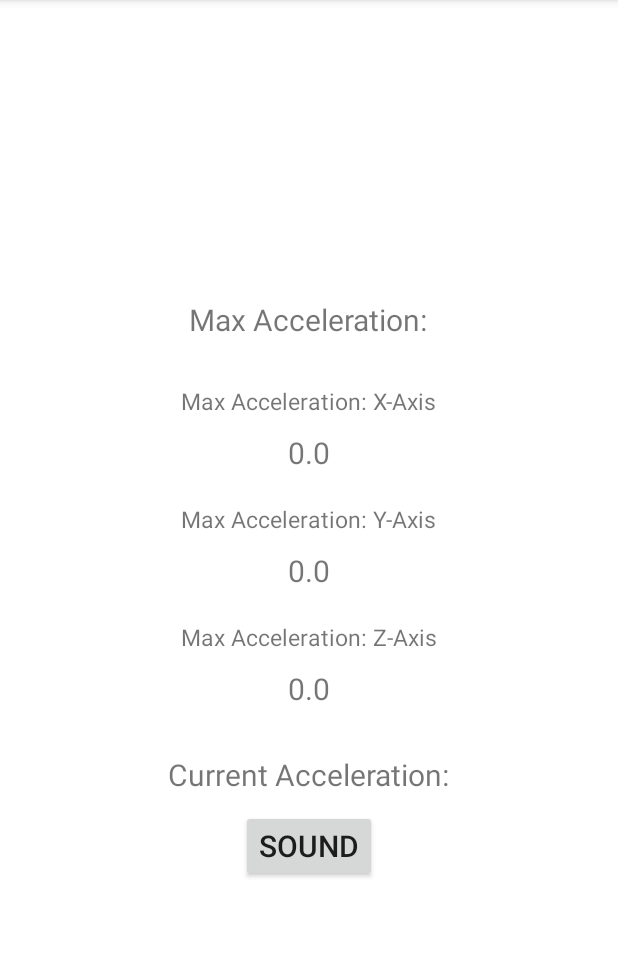
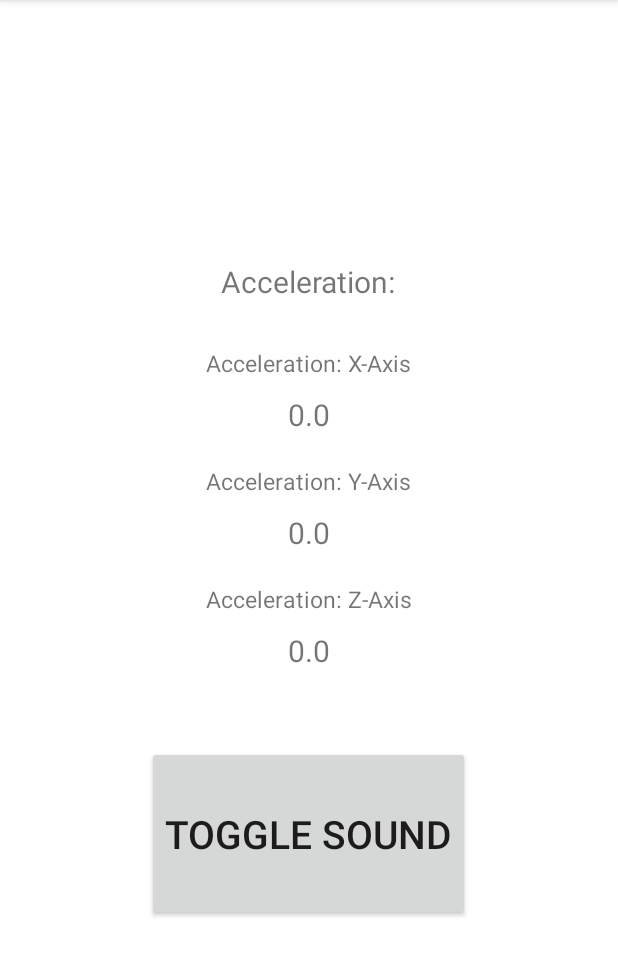
Before and after one commit to invert14/MotionSound, an Android app: the screen it shows after launch (MainActivity), on a phone screen of 412 x 824 dp, the part 84-1060 px from its top. Run offline under Robolectric (Android 15) with nearby library versions, the phone set to English and light mode, and no system bars.

Commit message:
- different approach to sound generatiion ("buffered" stream) - sound depending on accelerometer (more gyroscope-like) - minor changes in GUI

```diff
--- /dev/null
+++ b/app/src/main/java/pl/gda/pg/eti/motion/sound/soundgenerator/AudioDevice.java
@@ -0,0 +1,39 @@
+package pl.gda.pg.eti.motion.sound.soundgenerator;
+
+import android.media.AudioFormat;
+import android.media.AudioManager;
+import android.media.AudioTrack;
+
+public class AudioDevice
+{
+    public int getSampleRate() { return 4096; }
+    public int getBufferSize() { return 256; }
+
+    AudioTrack track;
+    short[] buffer = new short[getBufferSize()];
+
+
+    public AudioDevice()
+    {
+        int minSize = AudioTrack.getMinBufferSize( getSampleRate(), AudioFormat.CHANNEL_OUT_MONO, AudioFormat.ENCODING_PCM_16BIT );
+        track = new AudioTrack( AudioManager.STREAM_MUSIC, getSampleRate(),
+                AudioFormat.CHANNEL_OUT_MONO, AudioFormat.ENCODING_PCM_16BIT,
+                minSize, AudioTrack.MODE_STREAM);
+        track.play();
+    }
+
+    public void writeSamples(float[] samples)
+    {
+        fillBuffer( samples );
+        track.write( buffer, 0, samples.length );
+    }
+
+    private void fillBuffer( float[] samples )
+    {
+        if( buffer.length < samples.length )
+            buffer = new short[samples.length];
+
+        for( int i = 0; i < samples.length; i++ )
+            buffer[i] = (short)(samples[i] * Short.MAX_VALUE);
+    }
+}
--- a/app/src/main/res/layout/activity_main.xml
+++ b/app/src/main/res/layout/activity_main.xml
@@ -12,7 +12,7 @@
         android:layout_height="wrap_content"
         android:layout_gravity="center"
         android:layout_marginBottom="10dp"
-        android:text="Max Acceleration:"
+        android:text="Acceleration:"
         android:textSize="20dp" />
 
     <TextView
@@ -20,7 +20,7 @@
         android:layout_height="wrap_content"
         android:layout_gravity="center"
         android:layout_marginTop="20dp"
-        android:text="Max Acceleration: X-Axis"
+        android:text="Acceleration: X-Axis"
         android:textSize="15dp" />
 
     <TextView
@@ -37,7 +37,7 @@
         android:layout_height="wrap_content"
         android:layout_gravity="center"
         android:layout_marginTop="20dp"
-        android:text="Max Acceleration: Y-Axis"
+        android:text="Acceleration: Y-Axis"
         android:textSize="15dp" />
 
     <TextView
@@ -54,7 +54,7 @@
         android:layout_height="wrap_content"
         android:layout_gravity="center"
         android:layout_marginTop="20dp"
-        android:text="Max Acceleration: Z-Axis"
+        android:text="Acceleration: Z-Axis"
         android:textSize="15dp" />
 
     <TextView
@@ -66,21 +66,14 @@
         android:text="0.0"
         android:textSize="20dp" />
 
-    <TextView
+    <Button
+        android:id="@+id/soundButton"
         android:layout_width="wrap_content"
         android:layout_height="wrap_content"
-        android:layout_gravity="center"
-        android:layout_marginBottom="10dp"
-        android:layout_marginTop="30dp"
-        android:text="Current Acceleration:"
-        android:textSize="20dp" />
-    <Button
-        android:id="@+id/button"
-        android:layout_width="wrap_content"
-        android:layout_height="wrap_content"
-        android:text="SOUND"
-        android:textSize="20dp"
-        android:onClick="makeSound"/>
+        android:layout_marginTop="50dp"
+        android:text="\nTOGGLE SOUND\n"
+        android:textSize="26dp"
+        android:onClick="toggleSound"/>
 
 
 </LinearLayout>
```
Also changed, not shown: app/src/main/java/pl/gda/pg/eti/motion/sound/MainActivity.java (+45 -15 lines), app/src/main/java/pl/gda/pg/eti/motion/sound/soundgenerator/SoundGenerator.java (deleted, +0 -65 lines).
